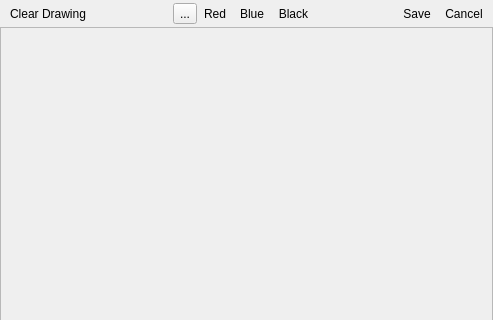
Qt form ui_drawingpad.ui (NathanW2/qmap) before a commit; both pictures show x 0 to 493 and y 0 to 320 of the 493 by 476 pixel window.
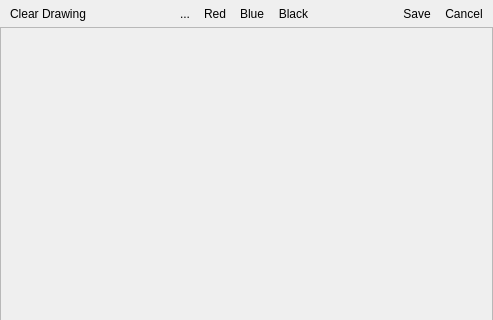
The same form after that commit. Icons and pictures are not drawn.

Commit message: Add icon for map snapshot; Update README

Diff of the .ui file:
```diff
--- a/ui_drawingpad.ui
+++ b/ui_drawingpad.ui
@@ -71,6 +71,18 @@
        <property name="text">
         <string>...</string>
        </property>
+       <property name="iconSize">
+        <size>
+         <width>32</width>
+         <height>32</height>
+        </size>
+       </property>
+       <property name="toolButtonStyle">
+        <enum>Qt::ToolButtonTextUnderIcon</enum>
+       </property>
+       <property name="autoRaise">
+        <bool>true</bool>
+       </property>
       </widget>
      </item>
      <item>
```
Left out of the diff: 4 changed lines with no effect on the pictures. The commit also changes 7 other files.
